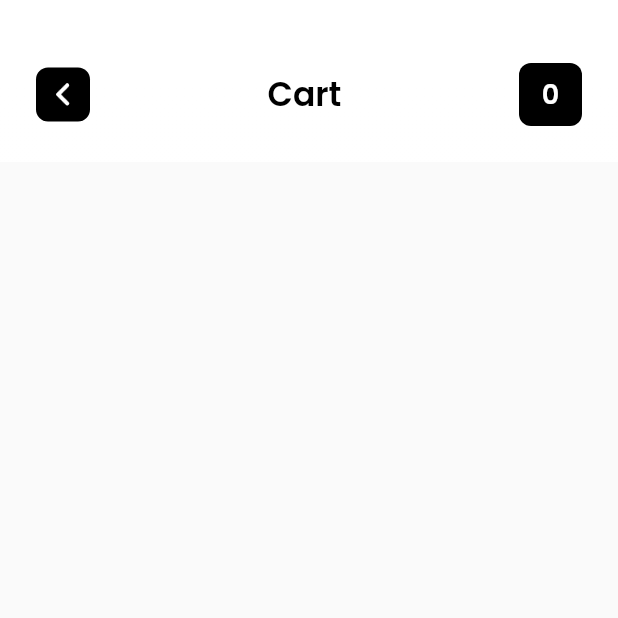
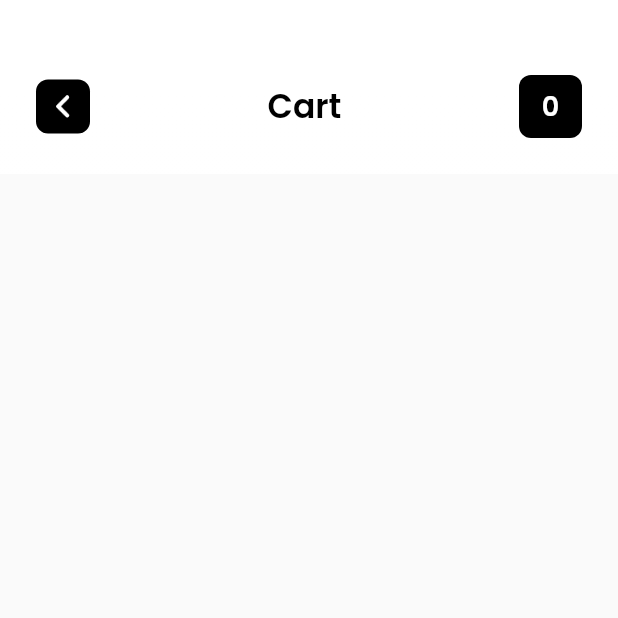
Before and after one commit to bePagani/Init_Test, a Flutter app: the Cart screen opened directly, on a phone screen of 412 x 824 dp, the top half of it. Run offline on Flutter 3.47's test engine with Material 2 defaults, Android fonts, the phone set to English and light mode, and no system bars; our stand-ins replace cloud_firestore, firebase_auth, firebase_core, google_fonts; accounts and stored records are empty.

Commit message:
another one commit

```diff
--- a/lib/Pages/Cart.dart
+++ b/lib/Pages/Cart.dart
@@ -1,6 +1,10 @@
 import 'package:cloud_firestore/cloud_firestore.dart';
+import 'package:flutter/cupertino.dart';
 import 'package:flutter/material.dart';
+import 'package:flutter_app/widget/bottomTabs.dart';
+import 'package:flutter_app/widget/buttonInit.dart';
 import 'package:flutter_app/widget/customActionBar.dart';
+import 'package:flutter_app/widget/sumWidget.dart';
 
 import '../firebase_services.dart';
 import 'ProductPage.dart';
@@ -11,7 +15,6 @@ class Cart extends StatefulWidget {
 }
 
 class _CartState extends State<Cart> {
-
   FirebaseServices _firebaseServices = FirebaseServices();
 
   @override
@@ -36,8 +39,8 @@ class _CartState extends State<Cart> {
                 // Display the data inside a list view
                 return ListView(
                   padding: EdgeInsets.only(
-                    top: 108.0,
-                    bottom: 12.0,
+                    top: 100.0,
+                    bottom: 50.0,
                   ),
                   children: snapshot.data.docs.map((document) {
                     return GestureDetector(
@@ -124,7 +127,12 @@ class _CartState extends State<Cart> {
                                         ),
                                       ],
                                     ),
+
                                   ),
+
+                                  // Место для конпки добавление и удаление товаров
+
+
                                 ],
                               ),
                             );
@@ -136,18 +144,37 @@ class _CartState extends State<Cart> {
                               child: CircularProgressIndicator(),
                             ),
                           );
+
                         },
                       ),
                     );
+
+
                   }).toList(),
                 );
               }
 
               // Loading State
+              Row(
+                children: [
+                  Container(
+                    padding: EdgeInsets.all(26),
+                    color: Colors.black,
+                    height: 60,
+                      width: 60,
+                  )
+                ],
+              );
+              Container(
+                color: Colors.black,
+                width: 25,
+                height: 26,
+              );
               return Scaffold(
                 body: Center(
                   child: CircularProgressIndicator(),
                 ),
+
               );
             },
           ),
@@ -155,7 +182,18 @@ class _CartState extends State<Cart> {
             Arrows: true,
             title: "Cart",
           )
+
         ],
+      ),
+      bottomNavigationBar:  Container(
+        height: 75,
+        color: Colors.white,
+        child: Row(
+          children: [
+
+            ]
+
+        ),
       ),
     );
   }
--- a/lib/firebase_services.dart
+++ b/lib/firebase_services.dart
@@ -17,5 +17,6 @@ class FirebaseServices {
   final CollectionReference usersRef = FirebaseFirestore
       .instance
       .collection("Users");
+  final CollectionReference cartRef = FirebaseFirestore.instance.collection("Cart");
 
 }
--- a/lib/widget/customActionBar.dart
+++ b/lib/widget/customActionBar.dart
@@ -15,8 +15,7 @@ CustomActionBar({this.title,this.Arrows,this.wastitle,this.wasBackg});
     bool _arrows= Arrows ?? false;
     bool _wastitle= wastitle ?? true;
     bool _wasBack=wasBackg ?? true;
-    final CollectionReference _users= FirebaseFirestore.instance.collection("Users",
-    );
+    final CollectionReference _users= FirebaseFirestore.instance.collection("Users",);
     User _user = FirebaseAuth.instance.currentUser;
     return Container(
       decoration: BoxDecoration(
@@ -29,7 +28,7 @@ CustomActionBar({this.title,this.Arrows,this.wastitle,this.wasBackg});
         ):null
       ),
       padding: EdgeInsets.only(
-          top: 42,
+          top: 50,
       left: 24,
       right: 24,
       bottom: 24),
@@ -68,8 +67,8 @@ CustomActionBar({this.title,this.Arrows,this.wastitle,this.wasBackg});
 
           GestureDetector(
             onTap:() {
-    Navigator.push(context, MaterialPageRoute(
-    builder: (context)=>Cart(),));
+              Navigator.push(context, MaterialPageRoute(
+                builder: (context)=>Cart(),));
     },
             child: Container(
               width: 42,
@@ -88,7 +87,6 @@ CustomActionBar({this.title,this.Arrows,this.wastitle,this.wasBackg});
                     List _docs = snapshot.data.docs;
                     _totalItem = _docs.length;
                   }
-
                   return Text(
                     "$_totalItem" ?? "0",
                     style: TextStyle(
@@ -98,6 +96,7 @@ CustomActionBar({this.title,this.Arrows,this.wastitle,this.wasBackg});
                     ),
                   );
                 },
+
               )
             ),
           )
```
Also changed, not shown: lib/Pages/ProductPage.dart (+14 -13 lines), lib/widget/sumWidget.dart (+1 -24 lines).
